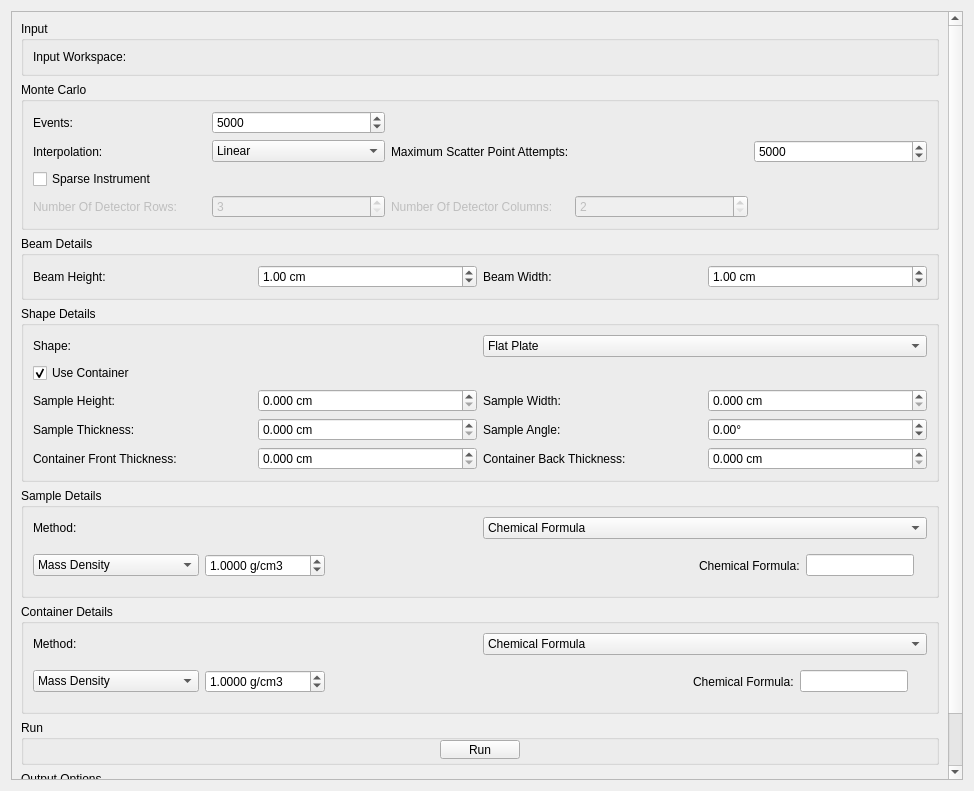
The window that qt/scientific_interfaces/Indirect/AbsorptionCorrections.ui (mantidproject/mantid) describes before a commit, drawn with Qt 5.
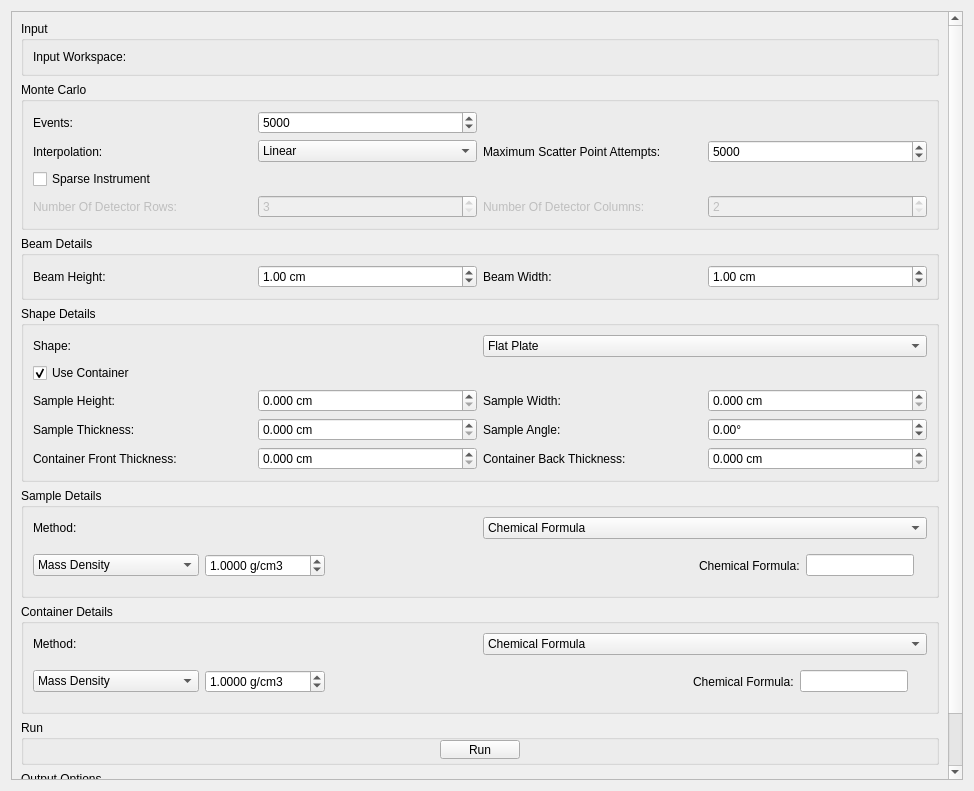
The same window after the commit. Custom widgets are drawn as their Qt base class.

Commit message: Align NumberOfDetectorRow field horizontally with above field

Diff of the .ui file:
```diff
--- a/qt/scientific_interfaces/Indirect/AbsorptionCorrections.ui
+++ b/qt/scientific_interfaces/Indirect/AbsorptionCorrections.ui
@@ -201,7 +201,7 @@
             </property>
            </widget>
           </item>
-          <item row="4" column="3">
+          <item row="4" column="4">
            <widget class="QSpinBox" name="spNumberDetectorColumns">
             <property name="enabled">
              <bool>false</bool>
```
